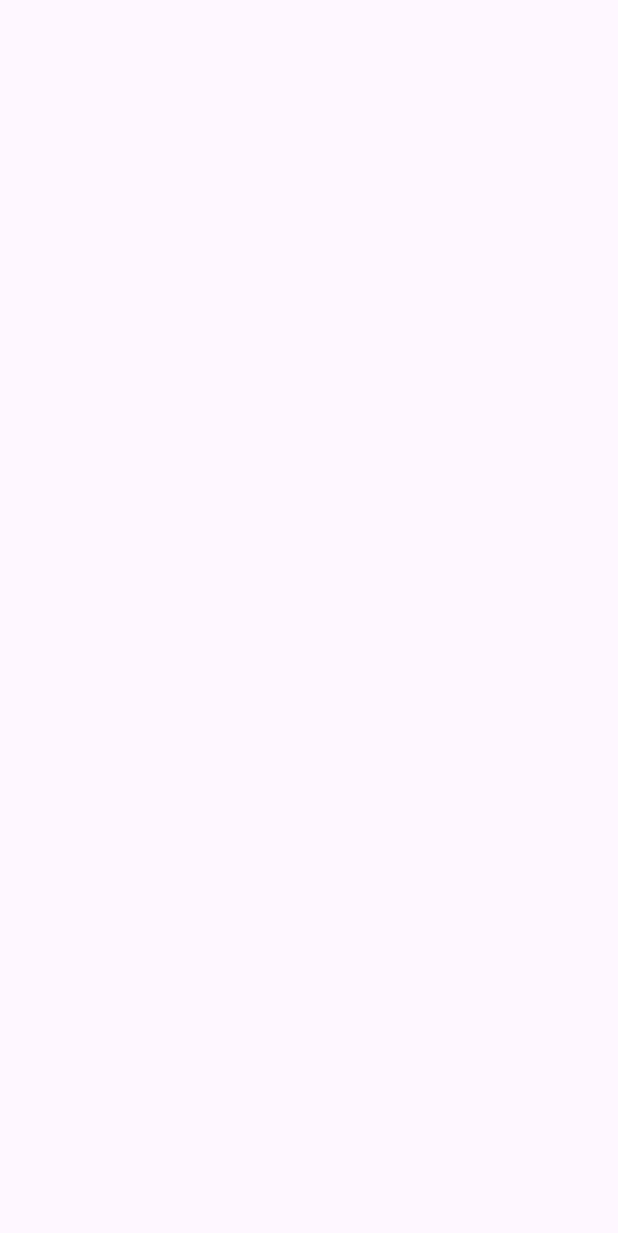
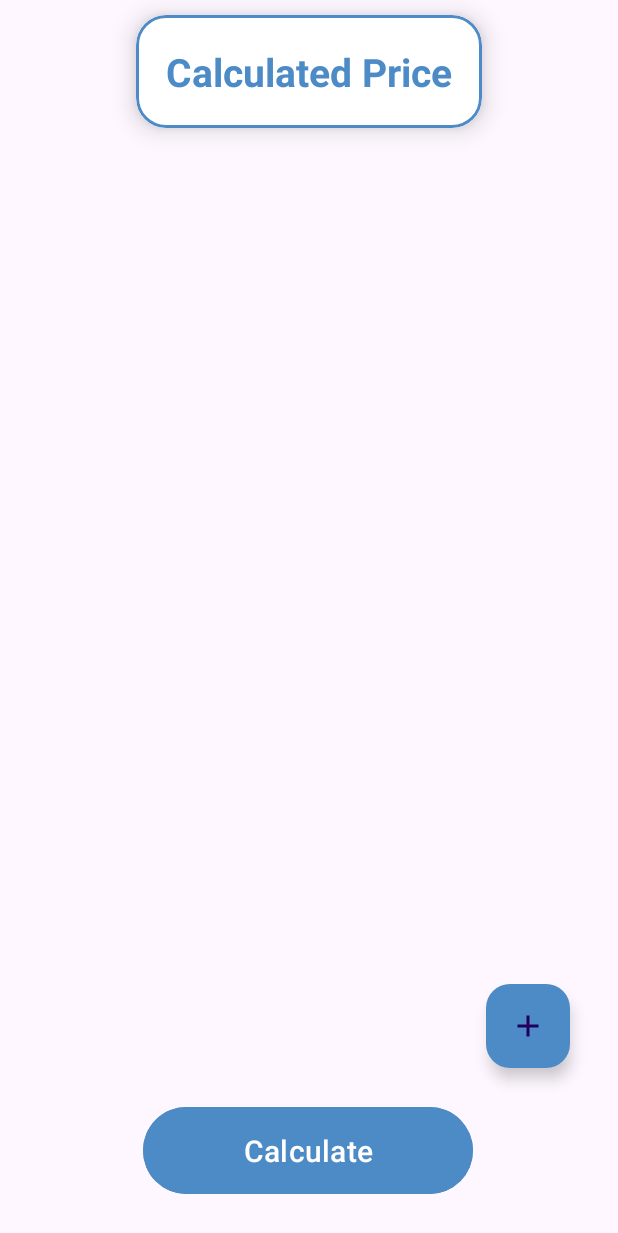
Before and after one commit to Jubayed-A/Calculate_Price, an Android app: the screen it shows after launch (MainActivity), on a phone screen of 412 x 824 dp. Before the commit the part shown is empty. Shown: the top 1233 px of the screen. Run offline under Robolectric (Android 15) with nearby library versions, the phone set to English and light mode, and no system bars.

Commit message:
activity_main.xml code updated

```diff
--- a/app/src/main/res/layout/activity_main.xml
+++ b/app/src/main/res/layout/activity_main.xml
@@ -7,6 +7,74 @@
     android:layout_height="match_parent"
     tools:context=".MainActivity">
 
+    <com.google.android.material.card.MaterialCardView
+        android:id="@+id/textCardView"
+        android:layout_width="wrap_content"
+        android:layout_height="wrap_content"
+        android:layout_marginTop="10dp"
+        app:cardCornerRadius="20dp"
+        app:cardElevation="10dp"
+        app:layout_constraintEnd_toEndOf="parent"
+        app:layout_constraintStart_toStartOf="parent"
+        app:layout_constraintTop_toTopOf="parent"
+        app:strokeColor="#4C8BC6"
+        app:strokeWidth="2dp">
+
+        <TextView
+            android:id="@+id/appName"
+            android:layout_width="match_parent"
+            android:layout_height="match_parent"
+            android:background="@color/white"
+            android:gravity="center_horizontal"
+            android:padding="20dp"
+            android:text="Calculated Price"
+            android:textColor="#4C8BC6"
+            android:textSize="26sp"
+            android:textStyle="bold" />
+
+    </com.google.android.material.card.MaterialCardView>
+
+    <androidx.recyclerview.widget.RecyclerView
+        android:id="@+id/recyclerView"
+        android:layout_width="0dp"
+        android:layout_height="0dp"
+        android:layout_marginTop="10dp"
+        android:layout_marginBottom="10dp"
+        app:layout_constraintBottom_toTopOf="@id/btnCalculated"
+        app:layout_constraintEnd_toEndOf="parent"
+        app:layout_constraintHorizontal_bias="0.0"
+        app:layout_constraintStart_toStartOf="parent"
+        app:layout_constraintTop_toBottomOf="@id/textCardView"
+        tools:itemCount="2"
+        tools:listitem="@layout/custom_item" />
+
+
+    <Button
+        android:id="@+id/btnCalculated"
+        android:layout_width="220dp"
+        android:layout_height="wrap_content"
+        android:layout_marginBottom="24dp"
+        android:backgroundTint="#4C8BC6"
+        android:padding="15dp"
+        android:text="Calculate"
+        android:textColor="@color/white"
+        android:textSize="20sp"
+        app:layout_constraintBottom_toBottomOf="parent"
+        app:layout_constraintEnd_toEndOf="parent"
+        app:layout_constraintHorizontal_bias="0.497"
+        app:layout_constraintStart_toStartOf="parent" />
+
+    <com.google.android.material.floatingactionbutton.FloatingActionButton
+        android:id="@+id/btnAdd"
+        android:layout_width="wrap_content"
+        android:layout_height="wrap_content"
+        android:layout_marginEnd="32dp"
+        android:layout_marginBottom="112dp"
+        android:backgroundTint="#4C8BC6"
+        android:clickable="true"
+        android:src="@drawable/ic_add"
+        app:layout_constraintBottom_toBottomOf="parent"
+        app:layout_constraintEnd_toEndOf="parent" />
 
 
 </androidx.constraintlayout.widget.ConstraintLayout>
```
